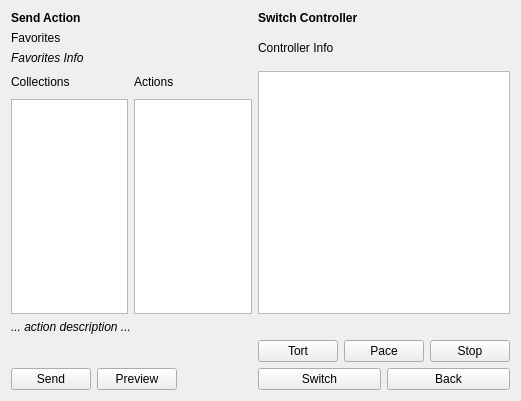
Old version of the form rqt_free_gait_action/resource/FreeGaitActionPlugin.ui in the repository ShunyaoWang/quadruped_locomotion.
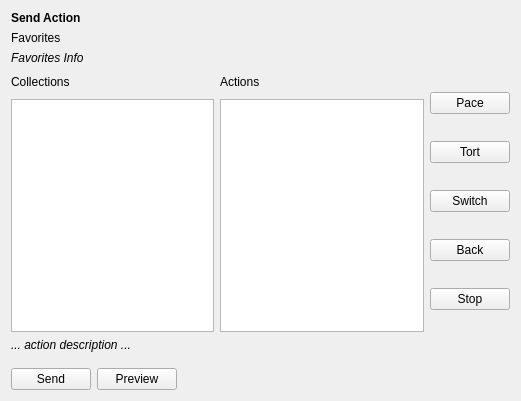
New version of the form. Icons and pictures are not drawn.

Commit message: tort has the best preformance

Diff of the .ui file:
```diff
--- a/rqt_free_gait_action/resource/FreeGaitActionPlugin.ui
+++ b/rqt_free_gait_action/resource/FreeGaitActionPlugin.ui
@@ -25,7 +25,7 @@
    <item row="6" column="0">
     <layout class="QHBoxLayout" name="statusBarLayout"/>
    </item>
-   <item row="4" column="0">
+   <item row="15" column="0">
     <spacer name="verticalSpacer_2">
      <property name="orientation">
       <enum>Qt::Vertical</enum>
@@ -41,7 +41,7 @@
      </property>
     </spacer>
    </item>
-   <item row="3" column="0">
+   <item row="14" column="0">
     <widget class="QLabel" name="labelActionDescription">
      <property name="font">
       <font>
@@ -56,20 +56,6 @@
      </property>
     </widget>
    </item>
-   <item row="0" column="2">
-    <widget class="QLabel" name="labelSwitchController">
-     <property name="text">
-      <string>&lt;html&gt;&lt;head/&gt;&lt;body&gt;&lt;p&gt;&lt;span style=&quot; font-weight:600;&quot;&gt;Switch Controller&lt;/span&gt;&lt;/p&gt;&lt;/body&gt;&lt;/html&gt;</string>
-     </property>
-    </widget>
-   </item>
-   <item row="1" column="2">
-    <widget class="QLabel" name="labelControllerInfo">
-     <property name="text">
-      <string>Controller Info</string>
-     </property>
-    </widget>
-   </item>
    <item row="0" column="0">
     <widget class="QLabel" name="labelSendAction">
      <property name="text">
@@ -77,7 +63,7 @@
      </property>
     </widget>
    </item>
-   <item row="5" column="0">
+   <item row="16" column="0">
     <layout class="QHBoxLayout" name="horizontalLayout_2">
      <item>
       <widget class="QPushButton" name="pushButtonSend">
@@ -108,9 +94,6 @@
      </item>
     </layout>
    </item>
-   <item row="2" column="2">
-    <widget class="QListView" name="listControllers"/>
-   </item>
    <item row="1" column="0">
     <widget class="QWidget" name="widgetFavorites" native="true">
      <property name="minimumSize">
@@ -160,25 +143,7 @@
      </layout>
     </widget>
    </item>
-   <item row="5" column="2">
-    <layout class="QHBoxLayout" name="horizontalLayout_3">
-     <item>
-      <widget class="QPushButton" name="pushButtonSwitchController">
-       <property name="text">
-        <string>Switch</string>
-       </property>
-      </widget>
-     </item>
-     <item>
-      <widget class="QPushButton" name="pushButtonBack">
-       <property name="text">
-        <string>Back</string>
-       </property>
-      </widget>
-     </item>
-    </layout>
-   </item>
-   <item row="2" column="0" colspan="2">
+   <item row="4" column="0" colspan="2">
     <layout class="QGridLayout" name="gridLayout">
      <item row="0" column="1">
       <widget class="QLabel" name="labelActions">
@@ -237,14 +202,7 @@
     </layout>
    </item>
    <item row="4" column="2">
-    <layout class="QHBoxLayout" name="horizontalLayout_4">
-     <item>
-      <widget class="QPushButton" name="pushButtonTrot">
-       <property name="text">
-        <string>Tort</string>
-       </property>
-      </widget>
-     </item>
+    <layout class="QVBoxLayout" name="verticalLayout">
      <item>
       <widget class="QPushButton" name="Pace">
        <property name="text">
@@ -252,6 +210,27 @@
        </property>
       </widget>
      </item>
+     <item>
+      <widget class="QPushButton" name="pushButtonTrot">
+       <property name="text">
+        <string>Tort</string>
+       </property>
+      </widget>
+     </item>
+     <item>
+      <widget class="QPushButton" name="pushButtonSwitchController">
+       <property name="text">
+        <string>Switch</string>
+       </property>
+      </widget>
+     </item>
+     <item>
+      <widget class="QPushButton" name="pushButtonBack">
+       <property name="text">
+        <string>Back</string>
+       </property>
+      </widget>
+     </item>
      <item>
       <widget class="QPushButton" name="pushButtonStopTrot">
        <property name="text">
```
Left out of the diff: 8 changed lines with no effect on the pictures. The commit also changes 54 other files.
